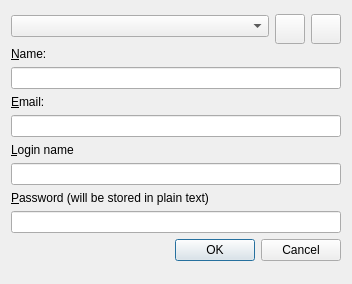
Above: src/Dialogs/identitydialog.ui from pasbi/CAN before the change. Below: the same form after it.
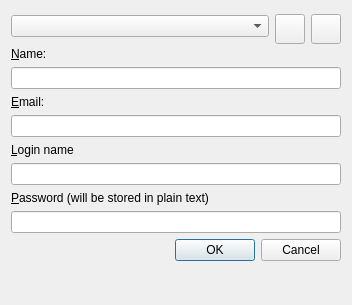
That is the form after the change. Icons and pictures are not drawn.

```diff
--- a/src/Dialogs/identitydialog.ui
+++ b/src/Dialogs/identitydialog.ui
@@ -7,7 +7,7 @@
     <x>0</x>
     <y>0</y>
     <width>352</width>
-    <height>284</height>
+    <height>305</height>
    </rect>
   </property>
   <property name="windowTitle">
```
Left out of the diff: 9 changed lines with no effect on the pictures.
